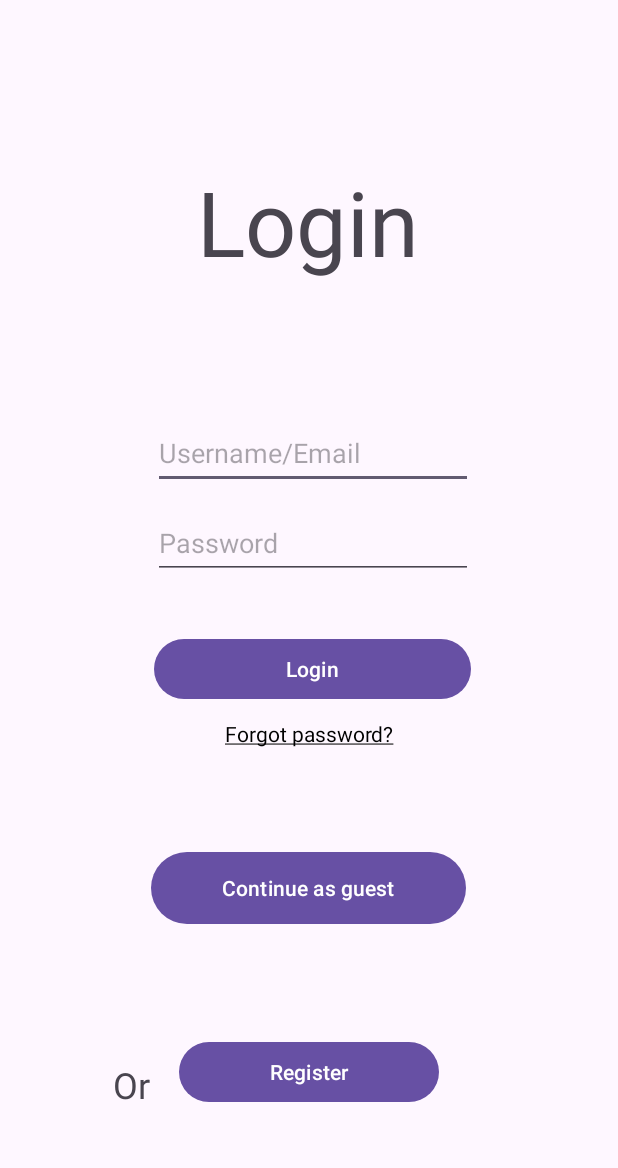
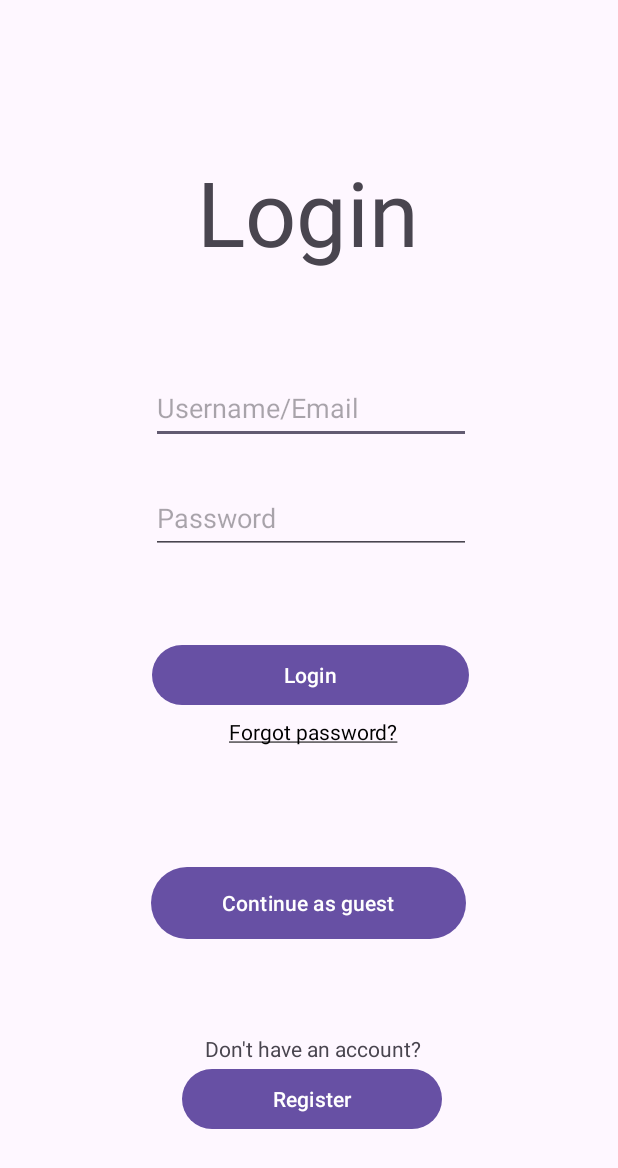
Before and after one commit to Alexouju/WhatUThinkFrontEnd, an Android app: the screen it shows after launch (MainActivity), on a phone screen of 412 x 824 dp. Shown: the top 1168 px of the screen. Run offline under Robolectric (Android 15) with nearby library versions, the phone set to English and light mode, and no system bars; our stand-ins replace Volley.

Commit message:
Fixed layout, alignment

```diff
--- a/app/src/main/res/layout/activity_main.xml
+++ b/app/src/main/res/layout/activity_main.xml
@@ -17,22 +17,23 @@
         app:layout_constraintHorizontal_bias="0.498"
         app:layout_constraintStart_toStartOf="parent"
         app:layout_constraintTop_toTopOf="parent"
-        app:layout_constraintVertical_bias="0.144" />
+        app:layout_constraintVertical_bias="0.135" />
 
     <EditText
         android:id="@+id/editTextTextEmailAddress"
         android:layout_width="wrap_content"
         android:layout_height="wrap_content"
+        android:layout_marginTop="50dp"
         android:ems="10"
         android:hint="Username/Email"
         android:inputType="textEmailAddress"
         android:minHeight="48dp"
-        app:layout_constraintBottom_toTopOf="@+id/editTextTextPassword"
+        app:layout_constraintBottom_toBottomOf="parent"
         app:layout_constraintEnd_toEndOf="parent"
-        app:layout_constraintHorizontal_bias="0.512"
+        app:layout_constraintHorizontal_bias="0.507"
         app:layout_constraintStart_toStartOf="parent"
-        app:layout_constraintTop_toBottomOf="@+id/textView"
-        app:layout_constraintVertical_bias="0.881" />
+        app:layout_constraintTop_toTopOf="parent"
+        app:layout_constraintVertical_bias="0.273" />
 
     <EditText
         android:id="@+id/editTextTextPassword"
@@ -44,79 +45,75 @@
         android:minHeight="48dp"
         app:layout_constraintBottom_toBottomOf="parent"
         app:layout_constraintEnd_toEndOf="parent"
-        app:layout_constraintHorizontal_bias="0.512"
+        app:layout_constraintHorizontal_bias="0.507"
         app:layout_constraintStart_toStartOf="parent"
-        app:layout_constraintTop_toBottomOf="@+id/textView"
-        app:layout_constraintVertical_bias="0.255" />
+        app:layout_constraintTop_toTopOf="parent"
+        app:layout_constraintVertical_bias="0.414" />
 
     <Button
         android:id="@+id/loginButton"
         android:layout_width="211dp"
         android:layout_height="48dp"
-        android:layout_marginTop="-100dp"
+        android:layout_marginTop="4dp"
         android:onClick="loginPressed"
         android:text="Login"
         app:layout_constraintBottom_toBottomOf="parent"
         app:layout_constraintEnd_toEndOf="parent"
-        app:layout_constraintHorizontal_bias="0.51"
+        app:layout_constraintHorizontal_bias="0.505"
         app:layout_constraintStart_toStartOf="parent"
-        app:layout_constraintTop_toBottomOf="@+id/editTextTextPassword"
-        app:layout_constraintVertical_bias="0.278" />
+        app:layout_constraintTop_toTopOf="parent"
+        app:layout_constraintVertical_bias="0.547" />
 
     <TextView
         android:id="@+id/forgotPasswordTextView"
         android:layout_width="175dp"
         android:layout_height="48dp"
-        android:layout_marginTop="-50dp"
+        android:layout_marginTop="4dp"
         android:clickable="true"
         android:minHeight="48dp"
         android:onClick="forgotPasswordClicked"
         android:stateListAnimator="@animator/text_color_change_animator"
         android:text="Forgot password?"
         android:textAlignment="center"
-        app:layout_constraintBottom_toTopOf="@+id/registerButton"
         app:layout_constraintEnd_toEndOf="parent"
+        app:layout_constraintHorizontal_bias="0.512"
         app:layout_constraintStart_toStartOf="parent"
-        app:layout_constraintTop_toBottomOf="@+id/loginButton"
-        app:layout_constraintVertical_bias="0.267" />
+        app:layout_constraintTop_toBottomOf="@+id/loginButton" />
 
     <Button
         android:id="@+id/registerButton"
         android:layout_width="173dp"
         android:layout_height="48dp"
-        android:layout_marginTop="59dp"
         android:onClick="registerPressed"
         android:text="Register"
         app:layout_constraintBottom_toBottomOf="parent"
         app:layout_constraintEnd_toEndOf="parent"
+        app:layout_constraintHorizontal_bias="0.508"
         app:layout_constraintStart_toStartOf="parent"
-        app:layout_constraintTop_toBottomOf="@+id/loginButton"
-        app:layout_constraintVertical_bias="0.653" />
-
-    <TextView
-        android:id="@+id/orText"
-        android:layout_width="35dp"
-        android:layout_height="30dp"
-        android:layout_marginTop="24dp"
-        android:text="Or"
-        android:textSize="24sp"
-        app:layout_constraintBottom_toBottomOf="parent"
-        app:layout_constraintEnd_toStartOf="@+id/registerButton"
-        app:layout_constraintHorizontal_bias="0.897"
-        app:layout_constraintStart_toStartOf="parent"
-        app:layout_constraintTop_toBottomOf="@+id/loginButton"
-        app:layout_constraintVertical_bias="0.708" />
+        app:layout_constraintTop_toTopOf="parent"
+        app:layout_constraintVertical_bias="0.913" />
 
     <Button
         android:id="@+id/guestButton"
         android:layout_width="210dp"
         android:layout_height="56dp"
+        android:layout_marginTop="4dp"
         android:text="Continue as guest"
-        app:layout_constraintBottom_toTopOf="@+id/registerButton"
+        app:layout_constraintBottom_toBottomOf="parent"
         app:layout_constraintEnd_toEndOf="parent"
         app:layout_constraintHorizontal_bias="0.497"
         app:layout_constraintStart_toStartOf="parent"
-        app:layout_constraintTop_toBottomOf="@+id/forgotPasswordTextView"
-        app:layout_constraintVertical_bias="0.344" />
+        app:layout_constraintTop_toTopOf="parent"
+        app:layout_constraintVertical_bias="0.746" />
+
+    <TextView
+        android:id="@+id/registerText"
+        android:layout_width="wrap_content"
+        android:layout_height="wrap_content"
+        android:text="Don't have an account?"
+        app:layout_constraintBottom_toTopOf="@+id/registerButton"
+        app:layout_constraintEnd_toEndOf="parent"
+        app:layout_constraintHorizontal_bias="0.509"
+        app:layout_constraintStart_toStartOf="parent" />
 
 </androidx.constraintlayout.widget.ConstraintLayout>
```
